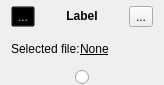
Above: ui/InputBlock.ui from povle/pyblueprint before the change. Below: the same form after it.
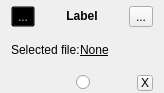
That is the form after the change. Icons and pictures are not drawn. Custom widgets are drawn as their Qt base class.

Commit message: add remove button

```diff
--- a/ui/InputBlock.ui
+++ b/ui/InputBlock.ui
@@ -7,7 +7,7 @@
     <x>0</x>
     <y>0</y>
     <width>164</width>
-    <height>85</height>
+    <height>93</height>
    </rect>
   </property>
   <property name="sizePolicy">
@@ -209,6 +209,35 @@
      <property name="spacing">
       <number>0</number>
      </property>
+     <item>
+      <spacer name="horizontalSpacer_3">
+       <property name="orientation">
+        <enum>Qt::Horizontal</enum>
+       </property>
+       <property name="sizeType">
+        <enum>QSizePolicy::Fixed</enum>
+       </property>
+       <property name="sizeHint" stdset="0">
+        <size>
+         <width>18</width>
+         <height>20</height>
+        </size>
+       </property>
+      </spacer>
+     </item>
+     <item>
+      <spacer name="horizontalSpacer_4">
+       <property name="orientation">
+        <enum>Qt::Horizontal</enum>
+       </property>
+       <property name="sizeHint" stdset="0">
+        <size>
+         <width>40</width>
+         <height>20</height>
+        </size>
+       </property>
+      </spacer>
+     </item>
      <item>
       <widget class="NodeWidget" name="outputRadioButton">
        <property name="sizePolicy">
@@ -228,6 +257,44 @@
        </property>
       </widget>
      </item>
+     <item>
+      <spacer name="horizontalSpacer_6">
+       <property name="orientation">
+        <enum>Qt::Horizontal</enum>
+       </property>
+       <property name="sizeHint" stdset="0">
+        <size>
+         <width>40</width>
+         <height>20</height>
+        </size>
+       </property>
+      </spacer>
+     </item>
+     <item>
+      <widget class="QToolButton" name="removeButton">
+       <property name="sizePolicy">
+        <sizepolicy hsizetype="Fixed" vsizetype="Fixed">
+         <horstretch>0</horstretch>
+         <verstretch>0</verstretch>
+        </sizepolicy>
+       </property>
+       <property name="minimumSize">
+        <size>
+         <width>16</width>
+         <height>16</height>
+        </size>
+       </property>
+       <property name="maximumSize">
+        <size>
+         <width>16</width>
+         <height>16</height>
+        </size>
+       </property>
+       <property name="text">
+        <string>X</string>
+       </property>
+      </widget>
+     </item>
     </layout>
    </item>
   </layout>
```
The commit also changes 4 other files.
